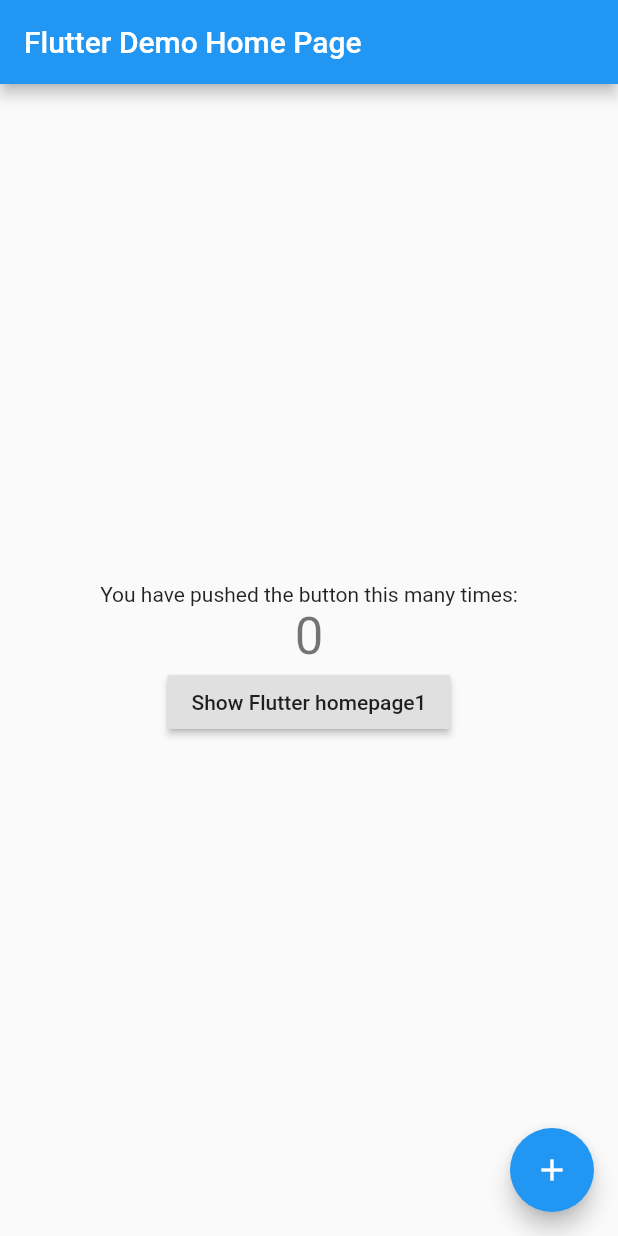
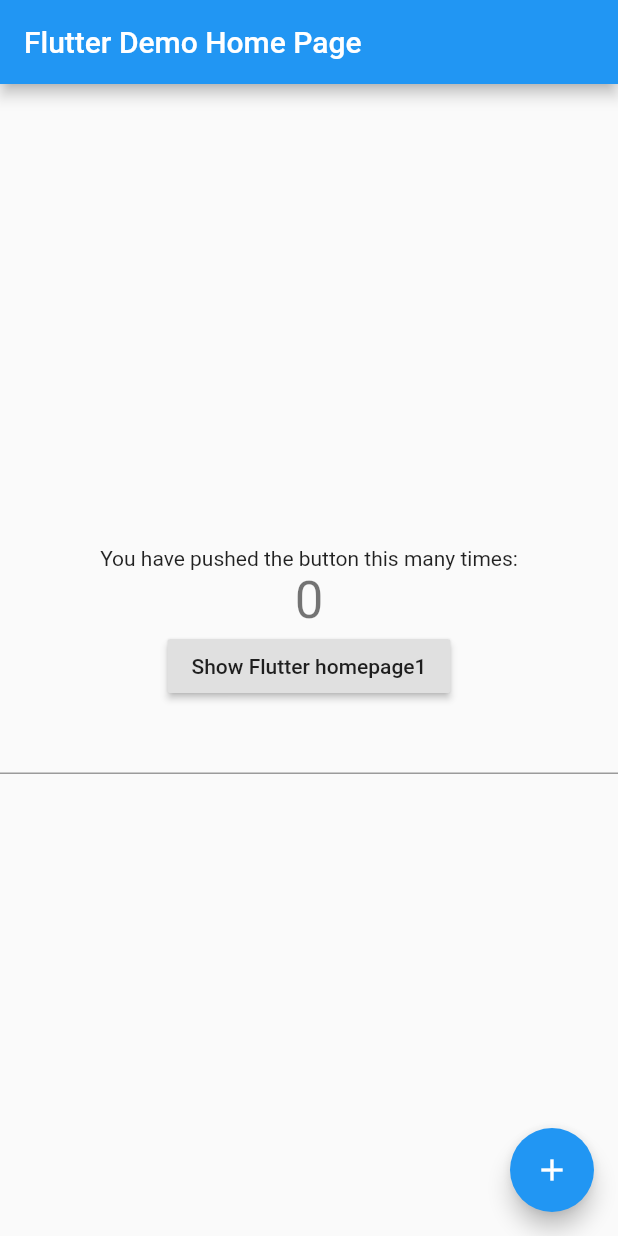
Before and after one commit to mrgithub/flutter_oauth, a Flutter app: the screen it shows after launch, after a tap on "Show Flutter homepage1", on a phone screen of 412 x 824 dp. Run offline on Flutter 3.47's test engine with Material 2 defaults, Android fonts, the phone set to English and light mode, and no system bars; missing offline and left inert: flutter_webview_plugin.

```diff
--- a/lib/main.dart
+++ b/lib/main.dart
@@ -55,7 +55,7 @@ class MyHomePage extends StatefulWidget {
 class _MyHomePageState extends State<MyHomePage> {
   int _counter = 0;
 
-
+  var txt = new TextEditingController();
 
   void _incrementCounter() {
     setState(() {
@@ -115,6 +115,8 @@ class _MyHomePageState extends State<MyHomePage> {
               child: new Text('Show Flutter homepage1'),
             ),
 
+            new TextField(controller: txt),
+
 
           ],
         ),
@@ -133,8 +135,7 @@ class _MyHomePageState extends State<MyHomePage> {
 ////      _launchURL();
 ////      final String code = await onCode.first;
 
-
-    print(getToken());
+    getToken();
   }
 
 //  _launchURL() async {
@@ -152,21 +153,25 @@ class _MyHomePageState extends State<MyHomePage> {
 
   Future<Token> getToken() async {
 
-    const url ="https://auth.truelayer.com/?response_type=code&client_id=testapp-vylt&nonce=1766021341&scope=info%20accounts%20balance%20transactions%20cards%20offline_access&redirect_uri=http://localhost:3000/callback&enable_mock=true&enable_oauth_providers=true&enable_open_banking_providers=false&enable_credentials_sharing_providers=true";
+    const authenticateUrl =
+      "https://auth.truelayer.com/?response_type=code&client_id=testapp-vylt&nonce=2250806897&scope=info%20accounts%20balance%20transactions%20cards%20offline_access&redirect_uri=http://localhost:3000/callback&enable_mock=true&enable_oauth_providers=true&enable_open_banking_providers=false&enable_credentials_sharing_providers=true";
+
     const clientId ="testapp-vylt";
-    const redirectUrl = "http://localhost:3000";
+    const redirectUrl = "https://console.truelayer.com/redirect-page";  //"http://localhost:3000";
     const appSecret= "legdky8lt3n5r622p4hfbi";
     const tokenUrl = "https://auth.truelayer.com/connect/token";
 
     Stream<String> onCode = await _localServer();
     final flutterWebviewPlugin = new FlutterWebviewPlugin();
-    flutterWebviewPlugin.launch(url);
+
+    // direct user to authentication server and retrieve the authorisation code
+    flutterWebviewPlugin.launch(authenticateUrl);
     final String code = await onCode.first;
 
 //    curl -X POST \
 //    -d grant_type=authorization_code \
 //    -d client_id=${client_id} \
-//    -d client_secret=${client_secret} \
+//    -d client_secret=${client_secret} \s
 //    -d redirect_uri=${redirect_uri} \
 //    -d code=${code} \
 //    https://auth.truelayer.com/connect/token
@@ -178,8 +183,10 @@ class _MyHomePageState extends State<MyHomePage> {
 
     print("************** GOT RESPONSE: oncode.first");
     print (code);
+//    txt.text = code;
     print("************** END OF RESPONSE");
 
+    // post retrieved authorisation code to the server and exchange for a access token
     final http.Response response = await http.post(
         tokenUrl,
         body: {"client_id": clientId, "redirect_uri": redirectUrl, "client_secret": appSecret,
@@ -188,6 +195,7 @@ class _MyHomePageState extends State<MyHomePage> {
     flutterWebviewPlugin.close();
 
     print("************** GOT RESPONSE: json body");
+    txt.text = jsonDecode(response.body).toString() + " " + DateTime.now().second.toString();
     print (jsonDecode(response.body));
     print("************** END OF RESPONSE");
 
```
